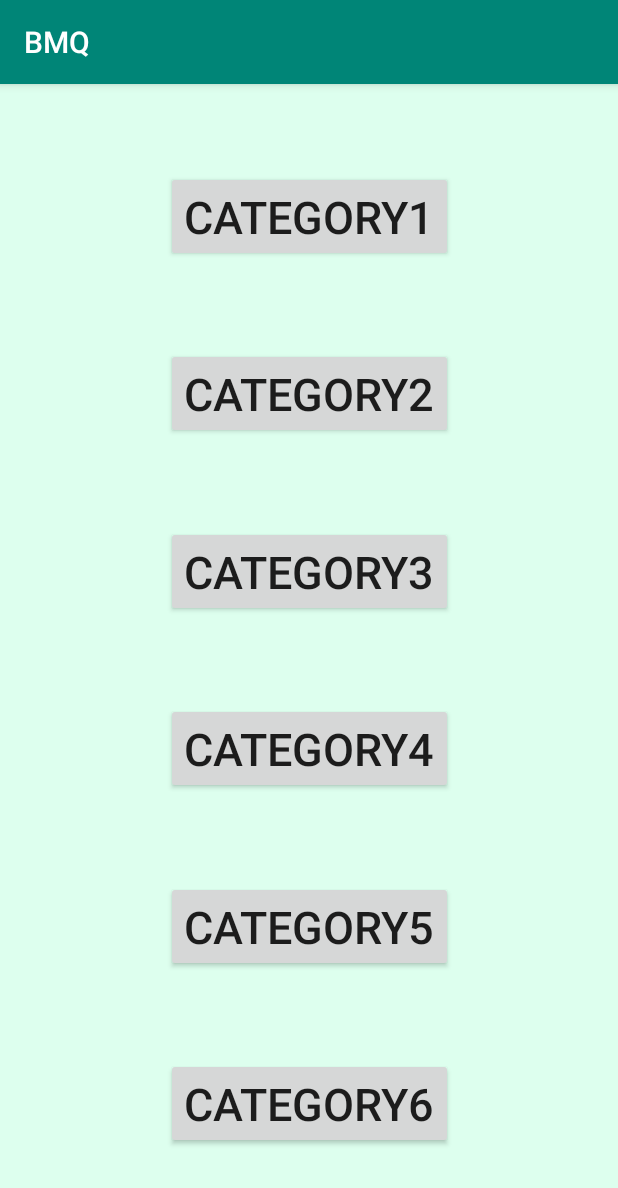
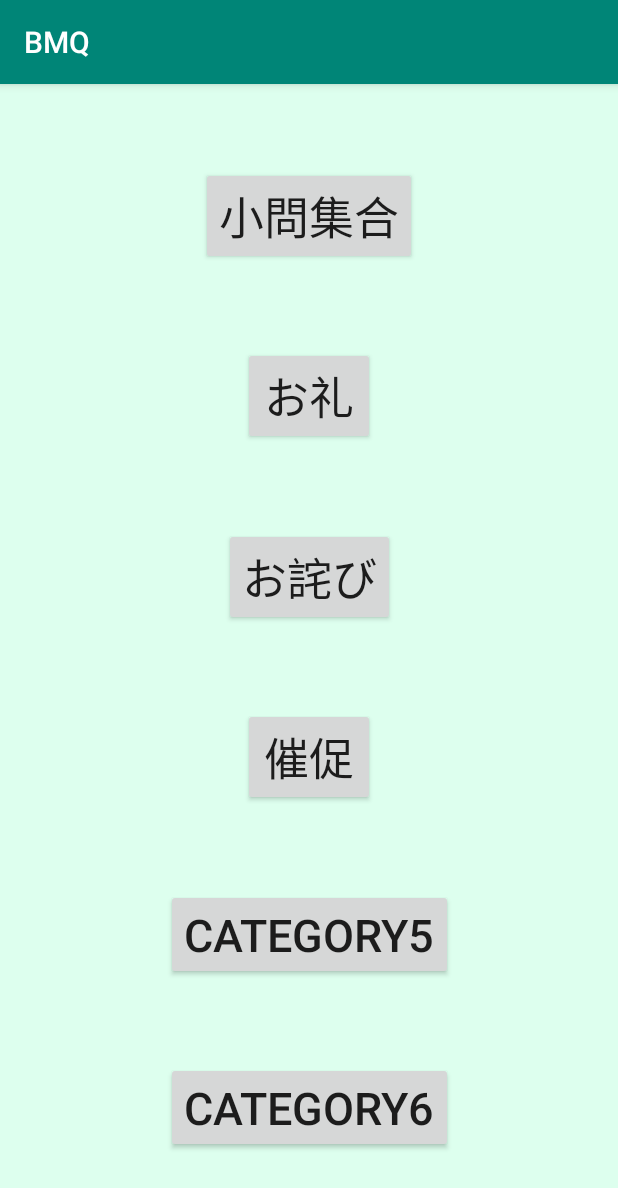
Before and after one commit to Yuk1007/DIE, an Android app: the CategoryActivity screen opened directly, with no data from a screen before it, on a phone screen of 412 x 824 dp. Shown: the top 1188 px of the screen. Run offline under Robolectric (Android 15) with nearby library versions, the phone set to English and light mode, and no system bars.

Commit message:
ページ遷移ができる

```diff
--- a/app/src/main/java/com/example/bmq/StartActivity.java
+++ b/app/src/main/java/com/example/bmq/StartActivity.java
@@ -21,8 +21,8 @@ public class StartActivity extends AppCompatActivity
 
     public void exerciseCategory(View view)
     {
-//        Intent intent = new Intent(getApplicationContext(), CategoryActivity.class);
-//        startActivity(intent);
+        Intent intent = new Intent(getApplicationContext(), CategoryActivity.class);
+        startActivity(intent);
     }
 
     public void againCategory(View view)
--- a/app/src/main/res/layout/activity_category.xml
+++ b/app/src/main/res/layout/activity_category.xml
@@ -1,18 +1,18 @@
 <?xml version="1.0" encoding="utf-8"?>
 <androidx.constraintlayout.widget.ConstraintLayout xmlns:android="http://schemas.android.com/apk/res/android"
-    xmlns:app="http://schemas.android.com/apk/res-auto"
-    xmlns:tools="http://schemas.android.com/tools"
-    android:layout_width="match_parent"
-    android:layout_height="match_parent"
-    android:background="#dfe"
-    tools:context=".MainActivity">
+                                                   xmlns:app="http://schemas.android.com/apk/res-auto"
+                                                   xmlns:tools="http://schemas.android.com/tools"
+                                                   android:layout_width="match_parent"
+                                                   android:layout_height="match_parent"
+                                                   android:background="#dfe"
+                                                   tools:context=".MainActivity" tools:ignore="MissingDefaultResource">
 
 
     <Button
         android:id="@+id/category_Btn1"
         android:layout_width="wrap_content"
         android:layout_height="wrap_content"
-        android:text="category1"
+        android:text="小問集合"
         android:textSize="30sp"
         app:layout_constraintBottom_toTopOf="@+id/category_Btn2"
         app:layout_constraintEnd_toEndOf="parent"
@@ -24,7 +24,7 @@
         android:id="@+id/category_Btn2"
         android:layout_width="wrap_content"
         android:layout_height="wrap_content"
-        android:text="category2"
+        android:text="お礼"
         android:textSize="30sp"
         app:layout_constraintBottom_toTopOf="@+id/category_Btn3"
         app:layout_constraintEnd_toEndOf="parent"
@@ -36,7 +36,7 @@
         android:id="@+id/category_Btn3"
         android:layout_width="wrap_content"
         android:layout_height="wrap_content"
-        android:text="category3"
+        android:text="お詫び"
         android:textSize="30sp"
         app:layout_constraintBottom_toTopOf="@+id/category_Btn4"
         app:layout_constraintEnd_toEndOf="parent"
@@ -48,7 +48,7 @@
         android:id="@+id/category_Btn4"
         android:layout_width="wrap_content"
         android:layout_height="wrap_content"
-        android:text="category4"
+        android:text="催促"
         android:textSize="30sp"
         app:layout_constraintBottom_toTopOf="@+id/category_Btn5"
         app:layout_constraintEnd_toEndOf="parent"
@@ -80,18 +80,8 @@
         app:layout_constraintStart_toStartOf="parent"
         app:layout_constraintTop_toBottomOf="@+id/category_Btn5" />
 
-    <TextView
-        android:id="@+id/textView"
-        android:layout_width="wrap_content"
-        android:layout_height="wrap_content"
-        android:text="@string/main"
-        android:textSize="30sp"
-        app:layout_constraintBottom_toBottomOf="parent"
-        app:layout_constraintEnd_toEndOf="@+id/category_Btn3"
-        app:layout_constraintEnd_toStartOf="@+id/category_Btn2"
-        app:layout_constraintHorizontal_bias="0.5"
-        app:layout_constraintStart_toEndOf="@+id/category_Btn2"
-        app:layout_constraintStart_toStartOf="@+id/category_Btn3"
-        app:layout_constraintTop_toTopOf="parent" />
+
+
+
 
 </androidx.constraintlayout.widget.ConstraintLayout>
--- a/app/src/main/res/layout/activity_start.xml
+++ b/app/src/main/res/layout/activity_start.xml
@@ -22,15 +22,15 @@
             android:layout_width="300dp"
             android:layout_height="60dp"
             android:text="学習モード"
-            android:layout_marginTop="100dp"/>
-<!--            android:onClick="exerciseCategory" />-->
+            android:layout_marginTop="100dp"
+            android:onClick="exerciseCategory" tools:ignore="OnClick"/>
 
     <Button
             android:id="@+id/answerBtn2"
             android:layout_width="300dp"
             android:layout_height="60dp"
             android:text="復習モード"
-            android:layout_marginTop="40dp"/>
-    <!--            android:onClick="againCategory"-->
+            android:layout_marginTop="40dp"
+            android:onClick="againCategory" tools:ignore="OnClick"/>
 
 </LinearLayout>
```
